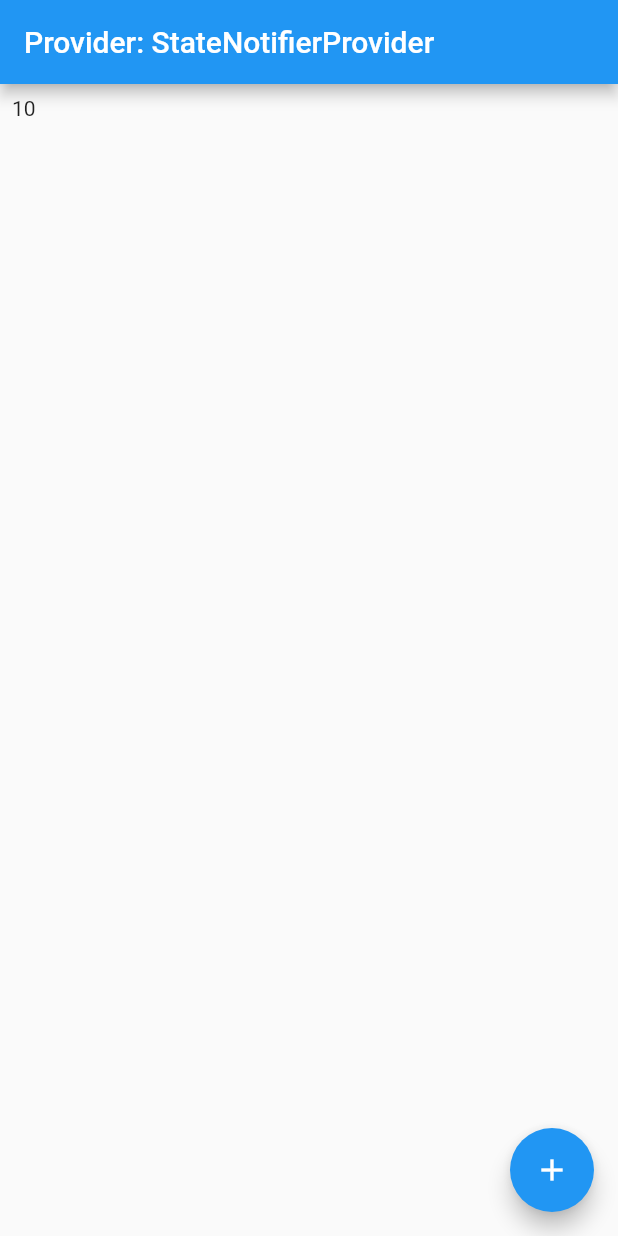
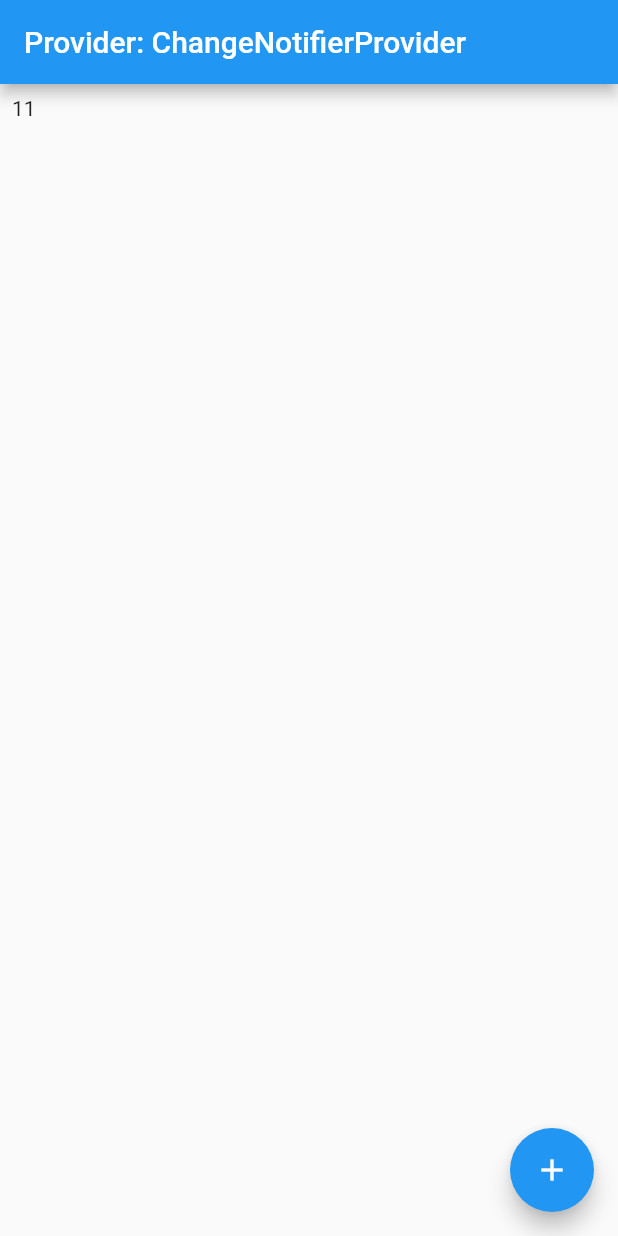
Before and after one commit to MyoMin-Latt/flutter-riverpod, a Flutter app: the screen it shows after launch, after a tap on the "add" icon, on a phone screen of 412 x 824 dp. Run offline on Flutter 3.47's test engine with Material 2 defaults, Android fonts, the phone set to English and light mode, and no system bars; our stand-ins replace hooks_riverpod.

Commit message:
provider: changeNotifierProvider

```diff
--- /dev/null
+++ b/lib/change_notifier_page.dart
@@ -0,0 +1,60 @@
+import 'package:flutter/material.dart';
+import 'package:hooks_riverpod/hooks_riverpod.dart';
+import 'package:state_flutter_riverpod/notifier/number_change_notifier.dart';
+import 'package:state_flutter_riverpod/notifier/number_state_notifier.dart';
+
+final numberProvider = Provider<int>((ref) {
+  return 42;
+});
+
+final numberStateProvider = StateProvider<int>((ref) {
+  return 44;
+});
+
+final numberStateNotifierProvider =
+    StateNotifierProvider<NumberStateNotifier, List<int>>((ref) {
+  return NumberStateNotifier();
+});
+
+final numberChangeNotifierProvider =
+    ChangeNotifierProvider<NumberChangeNotifier>((ref) {
+  return NumberChangeNotifier();
+});
+
+class ChangeNotifierPage extends ConsumerWidget {
+  const ChangeNotifierPage({Key? key}) : super(key: key);
+
+  @override
+  Widget build(BuildContext context, WidgetRef ref) {
+    final number = ref.watch(numberProvider);
+    final numberState = ref.watch(numberStateProvider);
+    final numberNotifierState = ref.watch(numberStateNotifierProvider);
+    final numberChangeNotifierState = ref.watch(numberChangeNotifierProvider);
+    return Scaffold(
+      appBar: AppBar(
+        title: const Text('Provider: ChangeNotifierProvider'),
+      ),
+      body: Center(
+        child: ListView.builder(
+            itemCount: numberChangeNotifierState.numbers.length,
+            itemBuilder: (context, index) {
+              return Padding(
+                padding: const EdgeInsets.all(8.0),
+                child:
+                    Text(numberChangeNotifierState.numbers[index].toString()),
+              );
+            }),
+      ),
+      floatingActionButton: FloatingActionButton(
+        onPressed: () {
+          ref.read(numberChangeNotifierProvider.notifier).add(11);
+        },
+        child: const Icon(Icons.add),
+      ),
+    );
+  }
+
+  void increment(WidgetRef ref) {
+    ref.read(numberStateProvider.notifier).state++;
+  }
+}
--- a/lib/main.dart
+++ b/lib/main.dart
@@ -1,5 +1,6 @@
 import 'package:flutter/material.dart';
 import 'package:hooks_riverpod/hooks_riverpod.dart';
+import 'package:state_flutter_riverpod/change_notifier_page.dart';
 
 import 'state_notifier_page.dart';
 
@@ -13,7 +14,7 @@ class MyApp extends StatelessWidget {
   @override
   Widget build(BuildContext context) {
     return const MaterialApp(
-      home: StateNotifierPage(),
+      home: ChangeNotifierPage(),
     );
   }
 }
--- /dev/null
+++ b/lib/notifier/number_change_notifier.dart
@@ -0,0 +1,14 @@
+import 'dart:collection';
+
+import 'package:flutter/cupertino.dart';
+
+class NumberChangeNotifier extends ChangeNotifier {
+  final List<int> _numbers = [];
+
+  UnmodifiableListView<int> get numbers => UnmodifiableListView(_numbers);
+
+  void add(int number) {
+    _numbers.add(number);
+    notifyListeners();
+  }
+}
```
